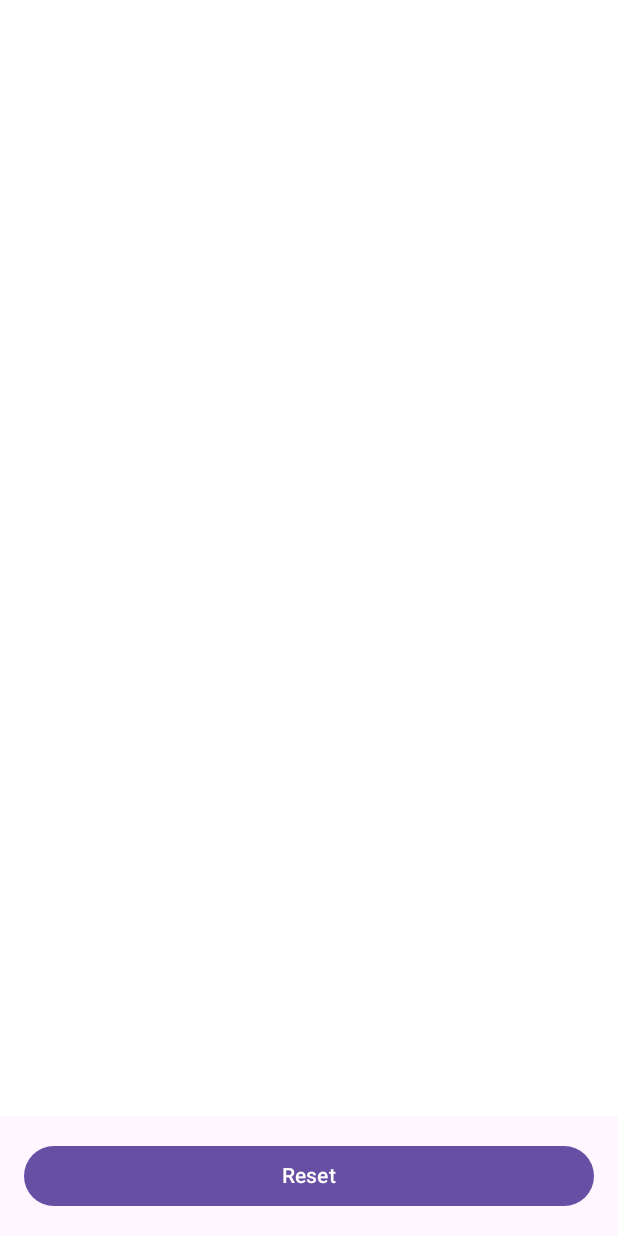
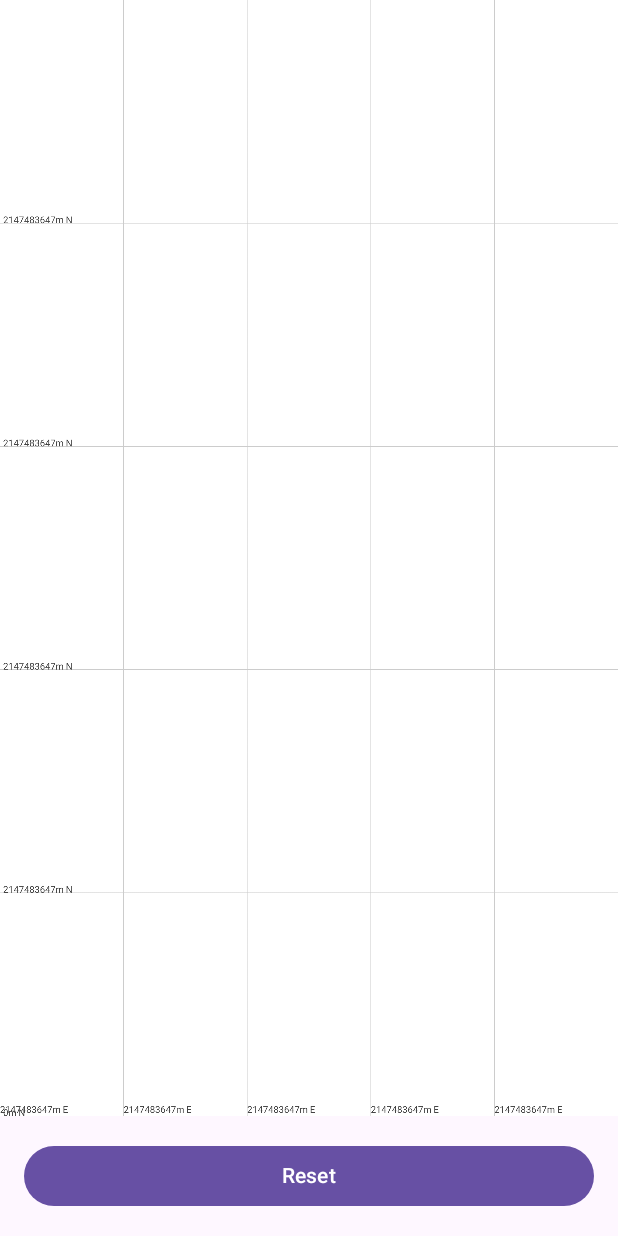
Before and after one commit to deintot321/GPSTracker, an Android app built with Jetpack Compose: the screen it shows after launch (MainActivity), on a phone screen of 412 x 824 dp. Run offline under Robolectric (Android 15) with nearby library versions, the phone set to English and light mode, and no system bars.

```diff
--- a/app/src/main/java/com/example/gpstracker/MainActivity.kt
+++ b/app/src/main/java/com/example/gpstracker/MainActivity.kt
@@ -27,6 +27,8 @@ import androidx.compose.ui.unit.dp
 import androidx.compose.ui.viewinterop.AndroidView
 import androidx.core.app.ActivityCompat
 import androidx.core.content.ContextCompat
+import com.example.gpstracker.jcoord.LatLng
+import com.example.gpstracker.jcoord.UTMRef
 import java.io.File
 import java.text.SimpleDateFormat
 import java.util.*
@@ -206,6 +208,8 @@ class MainActivity : ComponentActivity() {
     private fun redrawCanvas(canvasWidth: Float, canvasHeight: Float) {
         canvas.drawColor(Color.WHITE)
 
+        drawUTMGrid(canvas, canvasWidth, canvasHeight)
+
         val width = canvasWidth // Verwende canvasWidth statt bitmap.width
         val height = canvasHeight // Verwende canvasHeight statt bitmap.height
         val padding = 50f
@@ -318,6 +322,70 @@ class MainActivity : ComponentActivity() {
         private const val REQUEST_LOCATION_PERMISSION = 1
     }
 
+    fun convertGpsToUtm(location: Location) {
+        // Konvertierung von GPS in UTM
+        Log.d("UTM", "Convert Latitude/Longitude to UTM Reference")
+        val ll4: LatLng = LatLng(location.latitude, location.longitude)
+        val utm2: UTMRef = ll4.toUTMRef()
+        Log.d("UTM", "UTM Reference: $utm2")
+    }
+
+    private fun drawUTMGrid(canvas: Canvas, width: Float, height: Float) {
+        val gridPaint = Paint().apply {
+            color = Color.LTGRAY
+            strokeWidth = 2f
+            style = Paint.Style.STROKE
+        }
+
+        // Convert corner points to UTM
+        val topLeft = LatLng(maxY.toDouble(), minX.toDouble()).toUTMRef()
+        val bottomRight = LatLng(minY.toDouble(), maxX.toDouble()).toUTMRef()
+
+        // Calculate UTM grid intervals (5x5 grid)
+        val eastingInterval = (bottomRight.getEasting() - topLeft.getEasting()) / 5
+        val northingInterval = (topLeft.getNorthing() - bottomRight.getNorthing()) / 5
+
+        // Draw vertical lines (meridians)
+        for (i in 0..5) {
+            val easting = topLeft.getEasting() + (i * eastingInterval)
+            val startY = 0f
+            val endY = height
+            val x = (easting - topLeft.getEasting()) * width / (bottomRight.getEasting() - topLeft.getEasting())
+            canvas.drawLine(x.toFloat(), startY, x.toFloat(), endY, gridPaint)
+
+            // Draw easting value
+            canvas.drawText(
+                "${easting.toInt()}m E",
+                x.toFloat(),
+                height - 10f,
+                Paint().apply {
+                    color = Color.DKGRAY
+                    textSize = 30f
+                }
+            )
+        }
+
+        // Draw horizontal lines (parallels)
+        for (i in 0..5) {
+            val northing = topLeft.getNorthing() - (i * northingInterval)
+            val startX = 0f
+            val endX = width
+            val y = (topLeft.getNorthing() - northing) * height / (topLeft.getNorthing() - bottomRight.getNorthing())
+            canvas.drawLine(startX, y.toFloat(), endX, y.toFloat(), gridPaint)
+
+            // Draw northing value
+            canvas.drawText(
+                "${northing.toInt()}m N",
+                10f,
+                y.toFloat(),
+                Paint().apply {
+                    color = Color.DKGRAY
+                    textSize = 30f
+                }
+            )
+        }
+    }
+
     private fun saveTogpx() {
         Log.d("GPX", "Saving GPS data to CSV")
         val csvWriter: FileWriter
```
